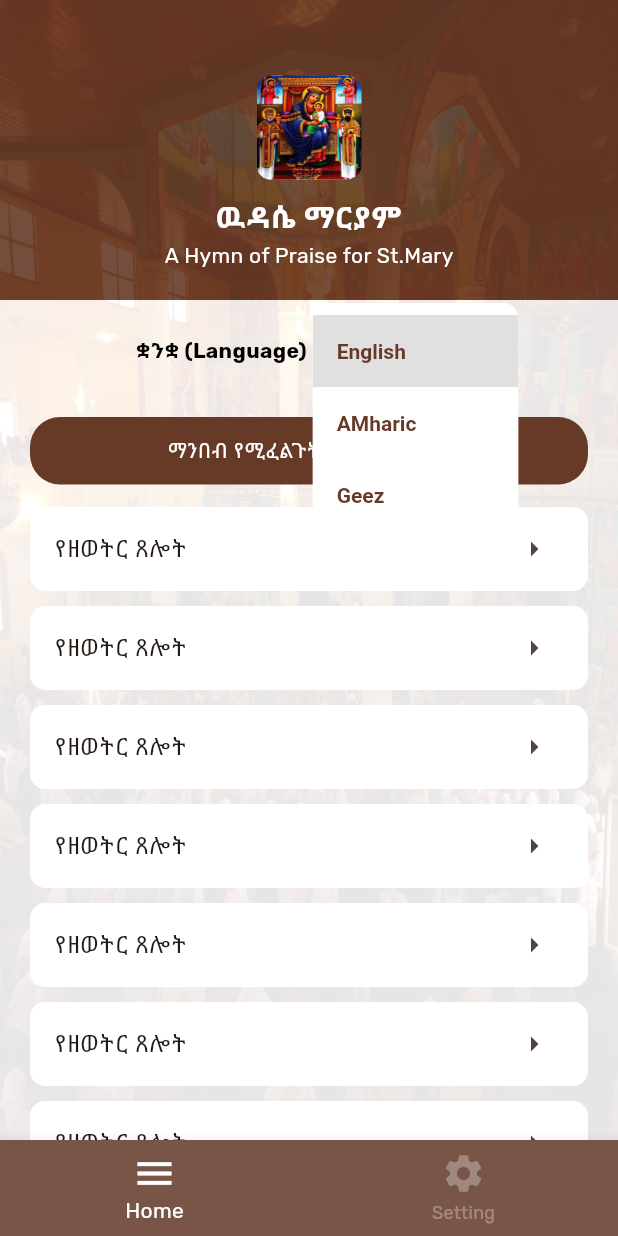
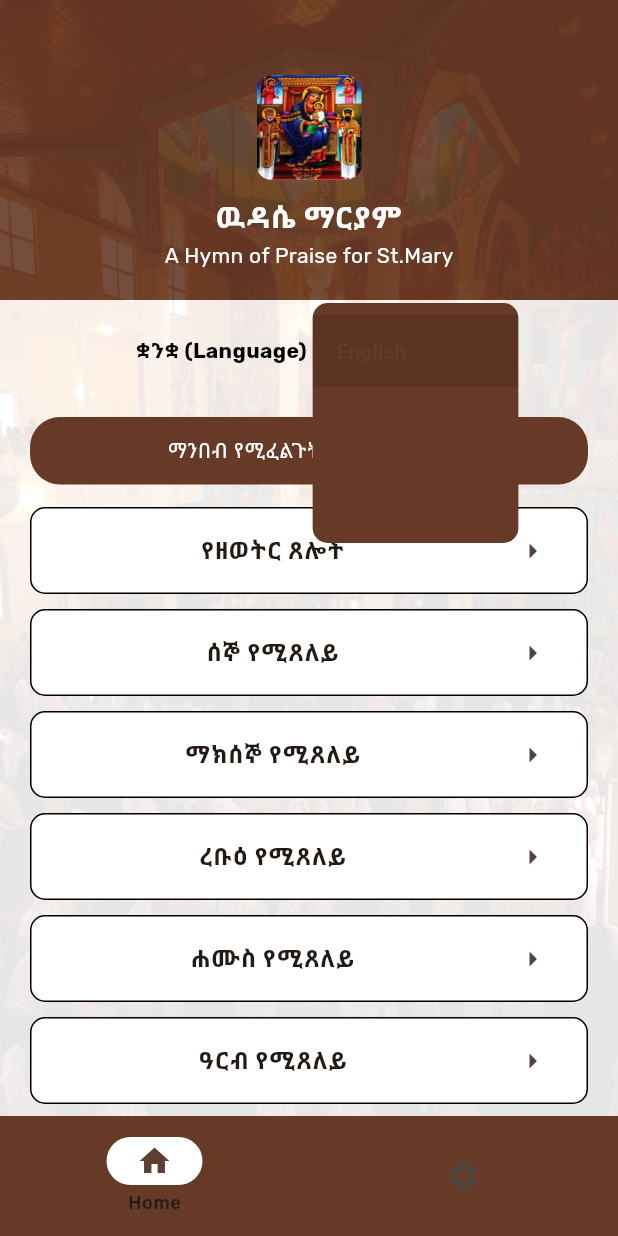
Before and after one commit to AmanuelDemelash/wudasemaryam, a Flutter app: the screen it shows after launch, after a tap on "English", on a phone screen of 412 x 824 dp. Run offline on Flutter 3.47's test engine with Material 2 defaults, Android fonts, the phone set to English and light mode, and no system bars; our stand-ins replace get; missing offline and left inert: dart:ffi.

Commit message:
first commit

```diff
--- a/lib/main.dart
+++ b/lib/main.dart
@@ -1,5 +1,8 @@
 import 'package:flutter/material.dart';
 import 'package:get/get.dart';
+import 'package:wudasemaryam/screen/homepage/homepage.dart';
+import 'package:wudasemaryam/screen/homepage/mainhomepage.dart';
+import 'package:wudasemaryam/screen/setting/setting.dart';
 import 'package:wudasemaryam/screen/splash/splash.dart';
 import 'package:wudasemaryam/utils/constant.dart';
 
@@ -15,6 +18,7 @@ class MyApp extends StatelessWidget {
     return GetMaterialApp(
       title: 'Flutter Demo',
       debugShowCheckedModeBanner: false,
+      defaultTransition: Transition.leftToRight,
       theme: ThemeData(
         colorScheme: ColorScheme.fromSeed(seedColor:Constants().primColor),
         scaffoldBackgroundColor: Constants().backColor,
@@ -26,7 +30,13 @@ class MyApp extends StatelessWidget {
           unselectedItemColor: Colors.white30,
         )
       ),
-      home: const SPlash()
+      initialRoute:"/splash",
+        getPages: [
+          GetPage(name: "/splash", page:() => SPlash(),),
+          GetPage(name: "/home", page: () => Homepage(),),
+          GetPage(name: "/mainhome", page:() => MainHomePage(),),
+          GetPage(name: "/setting", page: () => Setting(),)
+      ],
     );
   }
 
--- a/lib/screen/homepage/controller/homepage_controller.dart
+++ b/lib/screen/homepage/controller/homepage_controller.dart
@@ -7,6 +7,7 @@ import 'package:get/get.dart';
 class HomepageController extends GetxController{
    RxInt intialpage=0.obs;
    RxString language="English".obs;
+   Rx<List<String>> days=Rx<List<String>>(["የዘወትር ጸሎት","ሰኞ የሚጸለይ","ማክሰኞ የሚጸለይ","ረቡዕ የሚጸለይ","ሐሙስ የሚጸለይ","ዓርብ የሚጸለይ","ቅዳሜ የሚጸለይ","እሑድ የሚጸለይ"]);
     changePage(int pos){
       intialpage.value=pos;
       update();
--- a/lib/screen/homepage/homepage.dart
+++ b/lib/screen/homepage/homepage.dart
@@ -2,7 +2,7 @@
 import 'package:flutter/material.dart';
 import 'package:get/get.dart';
 import 'package:wudasemaryam/screen/homepage/controller/homepage_controller.dart';
-import 'package:wudasemaryam/screen/splash/splash.dart';
+import 'package:wudasemaryam/screen/homepage/widgets/daypraycard.dart';
 import 'package:wudasemaryam/utils/constant.dart';
 
 class Homepage extends StatelessWidget {
@@ -11,18 +11,6 @@ class Homepage extends StatelessWidget {
   @override
   Widget build(BuildContext context) {
     return Scaffold(
-      bottomNavigationBar:Obx(() =>
-      BottomNavigationBar(
-        currentIndex:homeCOntroller.intialpage.value,
-          iconSize:30,
-          items:const[
-        BottomNavigationBarItem(icon: Icon(Icons.menu,),label: "Home",),
-        BottomNavigationBarItem(icon: Icon(Icons.settings,),label: "Setting")
-      ],
-        onTap: (value) => Get.find<HomepageController>().intialpage.value=value,
-
-      ),
-      ),
       body:Container(
         width: Get.width,
           height: Get.height,
@@ -69,12 +57,14 @@ class Homepage extends StatelessWidget {
                       children: [
                         Text("ቋንቋ (Language)",style: TextStyle(color: Constants().textColor,fontWeight: FontWeight.bold),),
                         const SizedBox(width: 20,),
-                        Obx(() =>
+
+
+                     Obx(() =>
                         DropdownButton(
                             borderRadius:const BorderRadius.all(Radius.circular(10)),
                             elevation: 0,
                              style:TextStyle(color: Constants().primColor,fontWeight: FontWeight.bold) ,
-                            dropdownColor: Constants().backColor,
+                            dropdownColor: Constants().primColor,
                             padding:const EdgeInsets.all(10),
                             value: homeCOntroller.language.value,
                              focusColor: Constants().primColor,
@@ -84,7 +74,6 @@ class Homepage extends StatelessWidget {
                             DropdownMenuItem(value: "Amharic", child:Text("AMharic")),
                             DropdownMenuItem(value: "Geez", child:Text("Geez")),
                           ],
-
                           onChanged:(value) {
                               homeCOntroller.language.value=value.toString();
                           },),),
@@ -105,24 +94,12 @@ class Homepage extends StatelessWidget {
                     const SizedBox(height: 15,),
                     Expanded(
                       child: ListView.builder(
-                        itemCount:10,
+                        physics: const BouncingScrollPhysics(),
+                        itemCount:homeCOntroller.days.value.length,
                         itemBuilder: (context, index) {
-                        return
-                          Container(
-                          width: Get.width,
-                          margin: const EdgeInsets.only(left: 20,right: 20,bottom: 10),
-                          decoration: BoxDecoration(
-                            color: Constants().backColor,
-                            borderRadius: BorderRadius.circular(10),
-                          ),
-                          child:const ListTile(
-                            title: Text("የዘወትር ጸሎት"),
-                            trailing: Icon(Icons.arrow_right),
-                          )
-                        );
+                        return DayPrayCard(index: index,);
                       },),
                     )
-
                   ],
                 ),
               ),
--- /dev/null
+++ b/lib/screen/homepage/mainhomepage.dart
@@ -0,0 +1,51 @@
+
+
+import 'package:flutter/material.dart';
+import 'package:get/get.dart';
+import 'package:wudasemaryam/screen/homepage/homepage.dart';
+import 'package:wudasemaryam/screen/setting/setting.dart';
+import 'package:wudasemaryam/utils/constant.dart';
+
+import 'controller/homepage_controller.dart';
+
+class MainHomePage extends StatelessWidget {
+   MainHomePage({super.key});
+
+  var pagecontroller=PageController(initialPage: 0);
+   final homeCOntroller=Get.put(HomepageController());
+
+  @override
+  Widget build(BuildContext context) {
+    return Scaffold(
+      body:
+      PageView(
+        controller:pagecontroller,
+        physics:const NeverScrollableScrollPhysics(),
+        children: [
+          Homepage(),
+          Setting()
+        ],
+      ),
+      bottomNavigationBar: Obx(() =>
+      NavigationBar(
+        selectedIndex: homeCOntroller.intialpage.value,
+        backgroundColor: Constants().primColor,
+        indicatorColor: Constants().backColor,
+        elevation: 0,
+        animationDuration: const Duration( milliseconds: 100),
+        labelBehavior: NavigationDestinationLabelBehavior.onlyShowSelected,
+        shadowColor: Constants().backColor,
+
+        destinations:const[
+        NavigationDestination(icon: Icon(Icons.home), label: "Home",),
+        NavigationDestination(icon: Icon(Icons.settings), label: "Setting"),
+      ],
+         onDestinationSelected: (value) {
+        homeCOntroller.intialpage.value=value;
+        pagecontroller.jumpToPage(value);
+         },
+      ),
+      )
+    );
+  }
+}
--- /dev/null
+++ b/lib/screen/homepage/widgets/daypraycard.dart
@@ -0,0 +1,37 @@
+
+
+
+import 'package:flutter/material.dart';
+import 'package:get/get.dart';
+import 'package:wudasemaryam/screen/homepage/controller/homepage_controller.dart';
+
+import '../../../utils/constant.dart';
+
+class DayPrayCard extends StatelessWidget {
+  int index;
+   DayPrayCard({super.key,required this.index});
+
+   final homepageconteroller=Get.put(HomepageController());
+
+
+  @override
+  Widget build(BuildContext context) {
+    return  Container(
+        width: Get.width,
+        margin: const EdgeInsets.only(left: 20,right: 20,bottom: 10),
+        decoration: BoxDecoration(
+            borderRadius: BorderRadius.circular(10),
+            color: Constants().backColor,
+            border: Border.all(
+                color: Constants().textColor,
+                width:1,
+                style: BorderStyle.solid
+            )
+        ),
+        child:ListTile(
+          title: Text(homepageconteroller.days.value[index].toString(),textAlign: TextAlign.center,style:const TextStyle(fontWeight: FontWeight.bold),),
+          trailing:const Icon(Icons.arrow_right),
+        )
+    );
+  }
+}
--- /dev/null
+++ b/lib/screen/setting/setting.dart
@@ -0,0 +1,51 @@
+
+
+import 'package:flutter/material.dart';
+import 'package:get/get.dart';
+import 'package:wudasemaryam/utils/constant.dart';
+
+class Setting extends StatelessWidget {
+  const Setting({super.key});
+
+  @override
+  Widget build(BuildContext context) {
+    return Scaffold(
+      body:
+          Container(
+            height: Get.height,
+            width: Get.width,
+            decoration:const BoxDecoration(
+              image:  DecorationImage(image: AssetImage("assets/images/back.jpeg"),fit: BoxFit.fill),
+            ),
+            child: Column(
+              children: [
+                Container(
+                  width: Get.width,
+                  height: 160,
+                    color: Constants().primColor.withOpacity(0.8),
+                  child: Center(
+                    child: ListTile(
+                      leading:Container(
+                          decoration:const BoxDecoration(
+                            borderRadius: BorderRadius.all(Radius.circular(30)),
+                          ),
+                          child:
+                          ClipRRect(
+                              borderRadius: BorderRadius.circular(10),
+                              child: const Image(image: AssetImage("assets/images/splashimage.jpeg"),width: 70,height: 70,fit: BoxFit.fill,))
+                      ),
+                      title:Text("ዉዳሴ ማርያም",style: TextStyle(color: Constants().backColor,fontWeight: FontWeight.bold,fontSize: 20),),
+                      subtitle:Text("A Hymn of Praise for St.Mary",style: TextStyle(color: Constants().backColor),)
+                    ),
+                  ),
+                ),
+                Expanded(child: Container(
+                  color: Constants().backColor,
+                ))
+              ],
+            ),
+          )
+
+    );
+  }
+}
--- a/lib/screen/splash/splash.dart
+++ b/lib/screen/splash/splash.dart
@@ -1,6 +1,7 @@
 
 import 'package:flutter/material.dart';
 import 'package:get/get.dart';
+import 'package:wudasemaryam/screen/homepage/mainhomepage.dart';
 import 'package:wudasemaryam/utils/constant.dart';
 
 import '../homepage/homepage.dart';
@@ -17,7 +18,7 @@ class _SPlashState extends State<SPlash> {
   @override
   void initState() {
     Future.delayed(const Duration(seconds: 3),() {
-      Navigator.push(context,MaterialPageRoute(builder: (context) => Homepage(),));
+      Navigator.push(context,MaterialPageRoute(builder: (context) => MainHomePage(),));
     },);
   }
   @override
```
